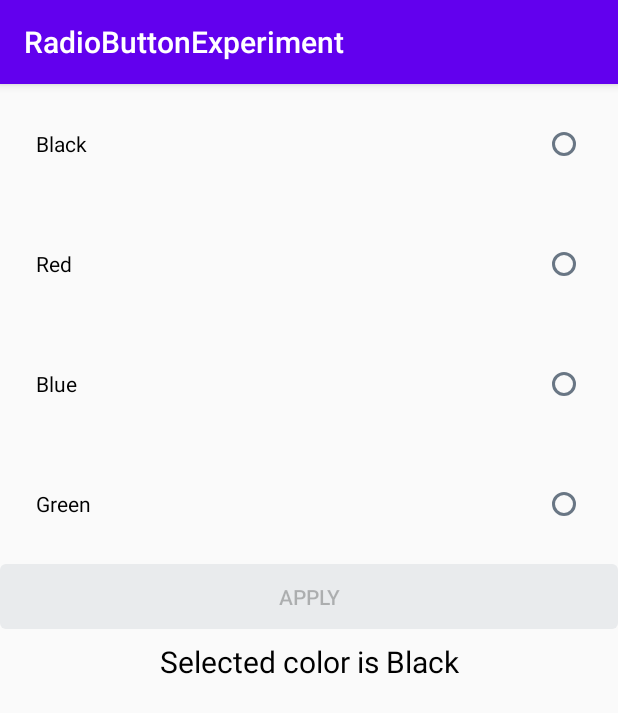
After one commit to natalieytan/android-radio-button-experiment, an Android app: the fragment ProgrammaticRadioButtonFragment shown on its own in the app's theme, on a phone screen of 412 x 824 dp. The commit adds this screen. Shown: the top 713 px of the screen. Run offline under Robolectric (Android 15) with nearby library versions, the phone set to English and light mode, and no system bars.

Commit message:
Add Programmatic Radio Button
Needs refactoring, but I'm tired

```diff
--- a/app/src/main/java/com/example/radiobuttonexperiment/MainActivity.kt
+++ b/app/src/main/java/com/example/radiobuttonexperiment/MainActivity.kt
@@ -31,6 +31,7 @@ class MainActivity : AppCompatActivity() {
                 R.id.nav_unstyled_radio_button,
                 R.id.nav_styled_radio_button,
                 R.id.nav_drawable_radio_button,
+                R.id.nav_programmatic_radio_button,
                 R.id.nav_custom_radio_button,
                 R.id.nav_custom_radio_group
             ), drawerLayout
--- /dev/null
+++ b/app/src/main/java/com/example/radiobuttonexperiment/ui/programmaticradiobutton/ProgramaticRadioButtonViewModel.kt
@@ -0,0 +1,38 @@
+package com.example.radiobuttonexperiment.ui.programmaticradiobutton
+
+import android.os.Build
+import android.view.View
+import androidx.annotation.RequiresApi
+import androidx.lifecycle.LiveData
+import androidx.lifecycle.MutableLiveData
+import androidx.lifecycle.ViewModel
+import com.example.radiobuttonexperiment.models.Color
+
+class ProgramaticRadioButtonViewModel : ViewModel() {
+    val selectableColors = listOf(
+        Color.BLACK,
+        Color.RED,
+        Color.BLUE,
+        Color.GREEN
+    )
+
+    @RequiresApi(Build.VERSION_CODES.JELLY_BEAN_MR1)
+    var colorViewIds: List<Int> = IntArray(selectableColors.size) { View.generateViewId() }.asList()
+
+    private val _selectedColor = MutableLiveData<Color>().apply {
+        value = Color.BLACK
+    }
+    val selectedColor: LiveData<Color>
+        get() = _selectedColor
+
+    fun displayString(): String { return "Selected color is ${selectedColor.value!!.colorName}" }
+
+    fun setSelectedColor(color: Color) {
+        _selectedColor.value = color
+    }
+
+    fun colorByViewId(int: Int) : Color {
+        val id = colorViewIds.indexOf(int)
+        return selectableColors.get(id)
+    }
+}
--- /dev/null
+++ b/app/src/main/java/com/example/radiobuttonexperiment/ui/programmaticradiobutton/ProgrammaticRadioButtonFragment.kt
@@ -0,0 +1,76 @@
+package com.example.radiobuttonexperiment.ui.programmaticradiobutton
+
+import android.annotation.SuppressLint
+import android.os.Bundle
+import android.view.LayoutInflater
+import android.view.View
+import android.view.ViewGroup
+import android.widget.LinearLayout
+import android.widget.RadioButton
+import androidx.core.content.ContextCompat
+import androidx.fragment.app.Fragment
+import androidx.lifecycle.Observer
+import androidx.lifecycle.ViewModelProviders
+import com.example.radiobuttonexperiment.R
+import com.example.radiobuttonexperiment.models.resource
+import kotlinx.android.synthetic.main.fragment_programmatic_radio_button.*
+
+class ProgrammaticRadioButtonFragment : Fragment() {
+
+    private lateinit var programmaticRadioButtonViewModel: ProgramaticRadioButtonViewModel
+
+    override fun onCreateView(
+        inflater: LayoutInflater,
+        container: ViewGroup?,
+        savedInstanceState: Bundle?
+    ): View? {
+        programmaticRadioButtonViewModel =
+            ViewModelProviders.of(this).get(ProgramaticRadioButtonViewModel::class.java)
+        return inflater.inflate(R.layout.fragment_programmatic_radio_button, container, false)
+    }
+
+    @SuppressLint("NewApi")
+    override fun onViewCreated(view: View, savedInstanceState: Bundle?) {
+        super.onViewCreated(view, savedInstanceState)
+        programmaticRadioButtonViewModel.selectableColors
+            .zip(programmaticRadioButtonViewModel.colorViewIds)
+            .forEach { (color, viewId) ->
+                radioGroupColors.addView(createRadioButton(color.colorName, viewId))
+            }
+
+        buttonApplyColor.isEnabled = false
+
+        programmaticRadioButtonViewModel.selectedColor.observe(viewLifecycleOwner, Observer {
+            textViewInfo.text = programmaticRadioButtonViewModel.displayString()
+            textViewInfo.setTextColor(ContextCompat.getColor(requireContext(), it.resource))
+        })
+
+        radioGroupColors.setOnCheckedChangeListener { _, selectedRadio ->
+            buttonApplyColor.isEnabled =
+                when (programmaticRadioButtonViewModel.colorByViewId(selectedRadio)) {
+                    programmaticRadioButtonViewModel.selectedColor.value!! -> false
+                    else -> true
+                }
+        }
+
+        buttonApplyColor.setOnClickListener {
+            val chosenColor =
+                programmaticRadioButtonViewModel.colorByViewId(radioGroupColors.checkedRadioButtonId)
+            programmaticRadioButtonViewModel.setSelectedColor(chosenColor)
+            buttonApplyColor.isEnabled = false
+        }
+    }
+
+    private fun createRadioButton(string: String, viewId: Int): RadioButton {
+        val radio = layoutInflater.inflate(R.layout.radio_button_template, null) as RadioButton
+        radio.text = string
+        radio.id = viewId
+        radio.layoutParams = LinearLayout.LayoutParams(
+            LinearLayout.LayoutParams.MATCH_PARENT,
+            LinearLayout.LayoutParams.WRAP_CONTENT
+        )
+        return radio
+    }
+
+
+}
--- /dev/null
+++ b/app/src/main/res/drawable/ic_baseline_looks_six_24.xml
@@ -0,0 +1,10 @@
+<vector xmlns:android="http://schemas.android.com/apk/res/android"
+    android:width="24dp"
+    android:height="24dp"
+    android:viewportWidth="24"
+    android:viewportHeight="24"
+    android:tint="?attr/colorControlNormal">
+  <path
+      android:fillColor="@android:color/white"
+      android:pathData="M11,15h2v-2h-2v2zM19,3L5,3c-1.1,0 -2,0.9 -2,2v14c0,1.1 0.9,2 2,2h14c1.1,0 2,-0.9 2,-2L21,5c0,-1.1 -0.9,-2 -2,-2zM15,9h-4v2h2c1.1,0 2,0.89 2,2v2c0,1.11 -0.9,2 -2,2h-2c-1.1,0 -2,-0.89 -2,-2L9,9c0,-1.11 0.9,-2 2,-2h4v2z"/>
+</vector>
--- /dev/null
+++ b/app/src/main/res/layout/fragment_programmatic_radio_button.xml
@@ -0,0 +1,39 @@
+<?xml version="1.0" encoding="utf-8"?>
+<androidx.constraintlayout.widget.ConstraintLayout xmlns:android="http://schemas.android.com/apk/res/android"
+    xmlns:app="http://schemas.android.com/apk/res-auto"
+    xmlns:tools="http://schemas.android.com/tools"
+    android:layout_width="match_parent"
+    android:layout_height="match_parent"
+    tools:context=".ui.styledradiobutton.StyledRadioButtonFragment">
+
+    <RadioGroup xmlns:android="http://schemas.android.com/apk/res/android"
+        android:id="@+id/radioGroupColors"
+        android:layout_width="match_parent"
+        android:layout_height="wrap_content"
+        android:orientation="vertical"
+        app:layout_constraintStart_toStartOf="parent"
+        app:layout_constraintTop_toTopOf="parent">
+    </RadioGroup>
+
+    <Button
+        android:id="@+id/buttonApplyColor"
+        style="@style/AppTheme.Button"
+        android:layout_width="match_parent"
+        android:layout_height="wrap_content"
+        android:text="@string/apply"
+        app:layout_constraintStart_toStartOf="@id/radioGroupColors"
+        app:layout_constraintTop_toBottomOf="@id/radioGroupColors" />
+
+    <TextView
+        android:id="@+id/textViewInfo"
+        android:layout_width="match_parent"
+        android:layout_height="wrap_content"
+        android:layout_marginStart="8dp"
+        android:layout_marginTop="8dp"
+        android:layout_marginEnd="8dp"
+        android:textAlignment="center"
+        android:textSize="20sp"
+        app:layout_constraintStart_toStartOf="@id/buttonApplyColor"
+        app:layout_constraintTop_toBottomOf="@id/buttonApplyColor"
+        tools:ignore="RtlCompat" />
+</androidx.constraintlayout.widget.ConstraintLayout>
--- /dev/null
+++ b/app/src/main/res/layout/radio_button_template.xml
@@ -0,0 +1,3 @@
+<?xml version="1.0" encoding="utf-8"?>
+
+<RadioButton style="@style/AppTheme.DrawableRadioButton" />
--- a/app/src/main/res/menu/activity_main_drawer.xml
+++ b/app/src/main/res/menu/activity_main_drawer.xml
@@ -17,14 +17,20 @@
             android:id="@+id/nav_drawable_radio_button"
             android:icon="@drawable/ic_baseline_looks_three_24"
             android:title="@string/menu_styled_drawable_radio_button" />
+
+        <item
+            android:id="@+id/nav_programmatic_radio_button"
+            android:icon="@drawable/ic_baseline_looks_four_24"
+            android:title="@string/menu_programmatic_radio_button" />
+
         <item
             android:id="@+id/nav_custom_radio_button"
-            android:icon="@drawable/ic_baseline_looks_four_24"
+            android:icon="@drawable/ic_baseline_looks_five_24"
             android:title="@string/menu_custom_radio_button" />
 
         <item
             android:id="@+id/nav_custom_radio_group"
-            android:icon="@drawable/ic_baseline_looks_five_24"
+            android:icon="@drawable/ic_baseline_looks_six_24"
             android:title="@string/menu_custom_radio_group" />
     </group>
 </menu>
--- a/app/src/main/res/navigation/mobile_navigation.xml
+++ b/app/src/main/res/navigation/mobile_navigation.xml
@@ -23,6 +23,13 @@
         android:label="@string/menu_styled_drawable_radio_button"
         tools:layout="@layout/fragment_drawable_radio_button" />
 
+
+    <fragment
+        android:id="@+id/nav_programmatic_radio_button"
+        android:name="com.example.radiobuttonexperiment.ui.programmaticradiobutton.ProgrammaticRadioButtonFragment"
+        android:label="@string/menu_programmatic_radio_button"
+        tools:layout="@layout/fragment_programmatic_radio_button" />
+
     <fragment
         android:id="@+id/nav_custom_radio_button"
         android:name="com.example.radiobuttonexperiment.ui.customradiobutton.CustomRadioButtonFragment"
--- a/app/src/main/res/values/strings.xml
+++ b/app/src/main/res/values/strings.xml
@@ -10,6 +10,7 @@
     <string name="menu_unstyled_radio_button">Unstyled Radio Button</string>
     <string name="menu_styled_radio_button">Styled Radio Button</string>
     <string name="menu_styled_drawable_radio_button">Drawable Radio Button</string>
+    <string name="menu_programmatic_radio_button">Programmatic Radio Button</string>
     <string name="menu_custom_radio_button">Custom Radio Button</string>
     <string name="menu_custom_radio_group">Custom Radio Group</string>
 
```
